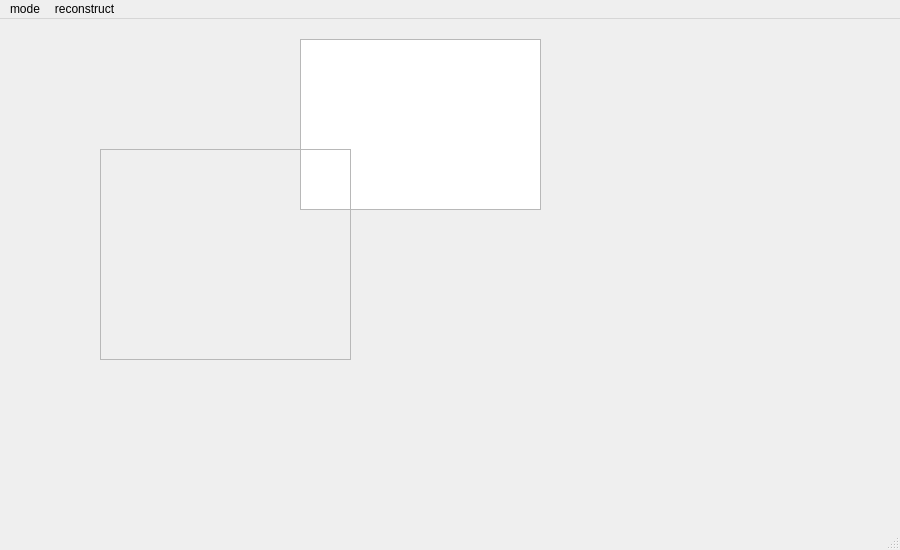
Qt form mainwindow.ui (sky92zwq/ecT_Tadlas-Qt5) before a commit.
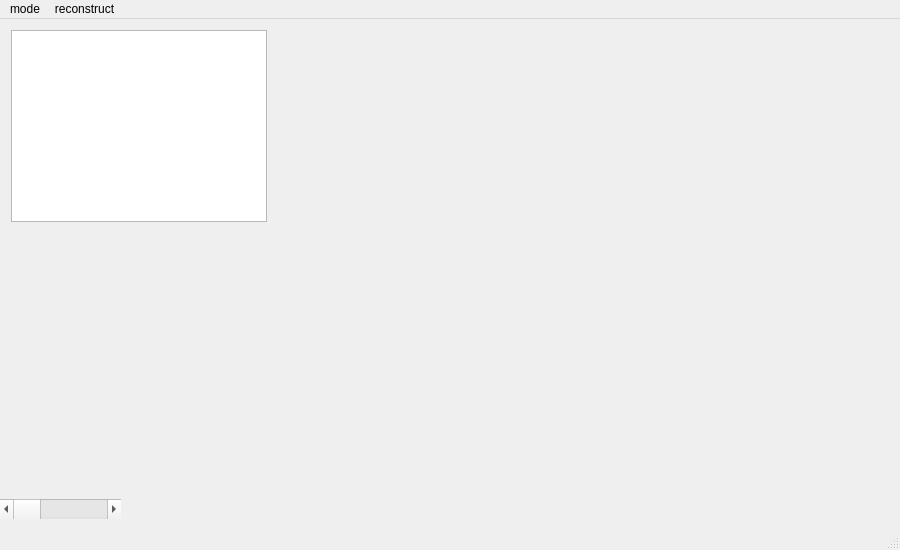
The same form after that commit.

Diff of the .ui file:
```diff
--- a/mainwindow.ui
+++ b/mainwindow.ui
@@ -17,27 +17,24 @@
    <widget class="QListWidget" name="listWidget_2">
     <property name="geometry">
      <rect>
-      <x>300</x>
-      <y>20</y>
-      <width>241</width>
-      <height>171</height>
+      <x>11</x>
+      <y>11</y>
+      <width>256</width>
+      <height>192</height>
      </rect>
     </property>
    </widget>
-   <widget class="QFrame" name="frame">
+   <widget class="QScrollBar" name="horizontalScrollBar">
     <property name="geometry">
      <rect>
-      <x>100</x>
-      <y>130</y>
-      <width>251</width>
-      <height>211</height>
+      <x>0</x>
+      <y>480</y>
+      <width>121</width>
+      <height>20</height>
      </rect>
     </property>
-    <property name="frameShape">
-     <enum>QFrame::StyledPanel</enum>
-    </property>
-    <property name="frameShadow">
-     <enum>QFrame::Raised</enum>
+    <property name="orientation">
+     <enum>Qt::Horizontal</enum>
     </property>
    </widget>
   </widget>
```
